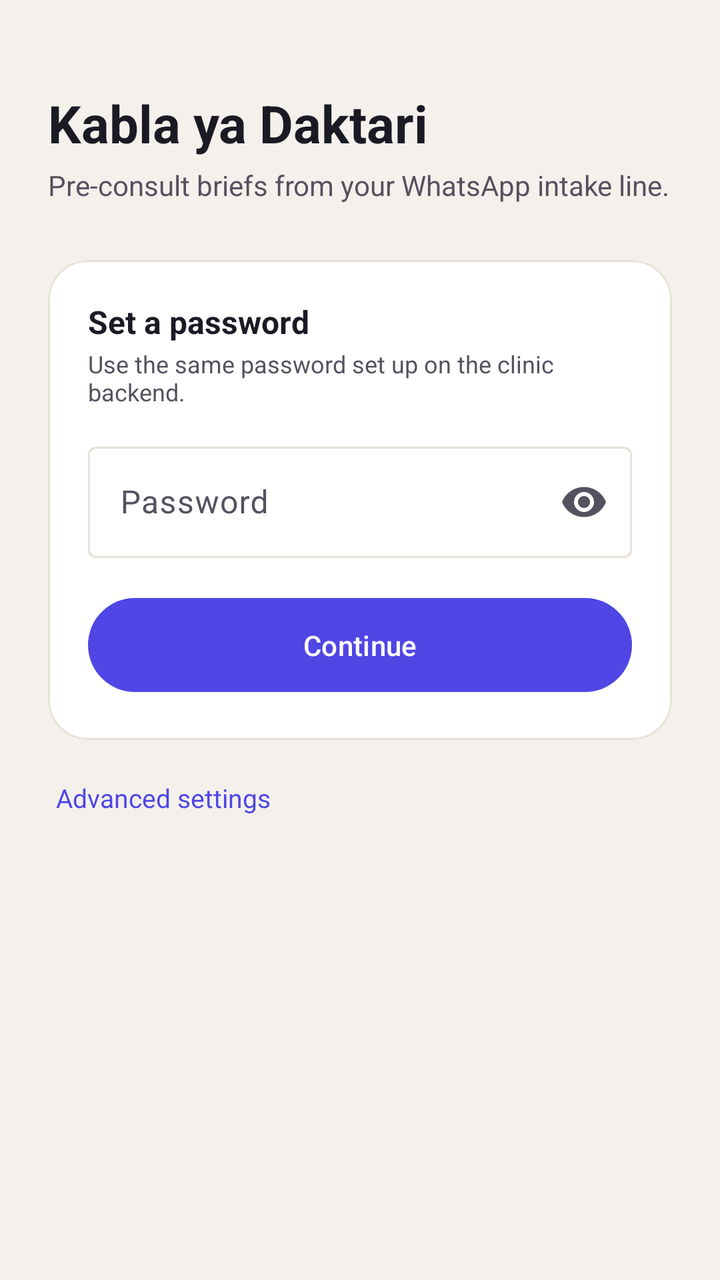
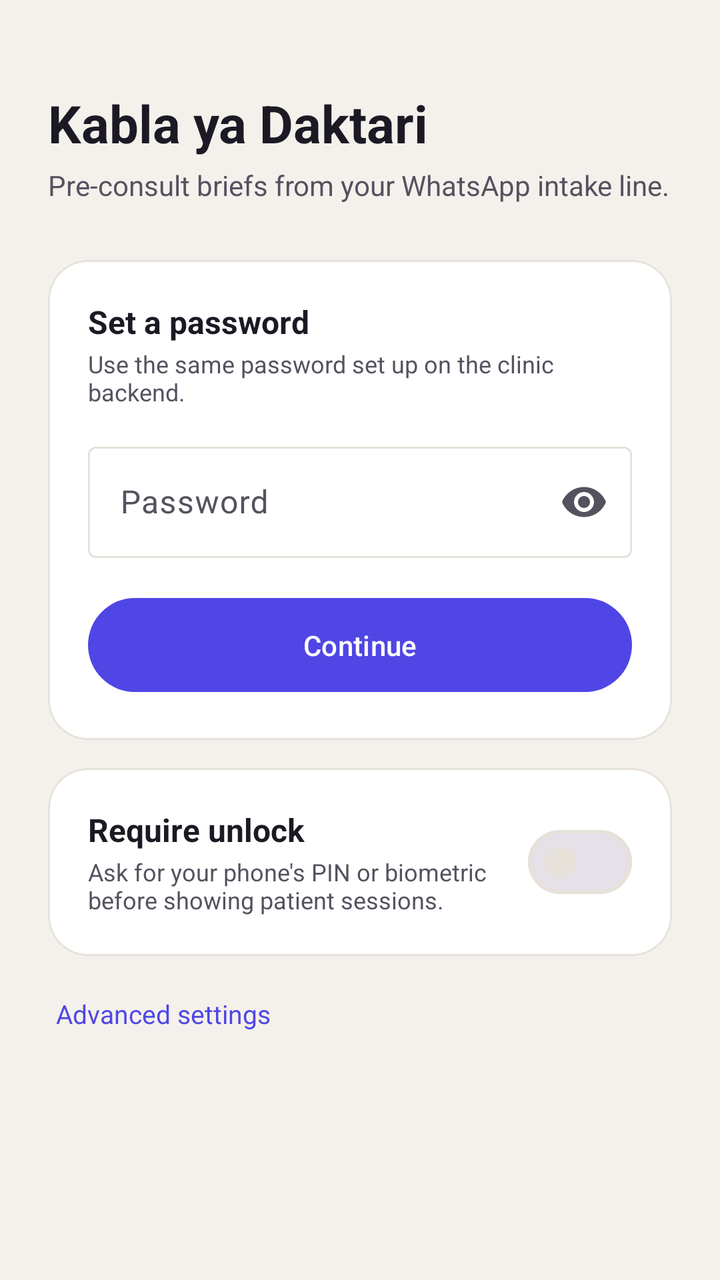

The first picture is an Android layout as it rendered before a commit; the second is the same layout after the commit. The layout source and the unified diff follow.
<!-- AndroidManifest.xml: application theme Theme.KablaIntake -->
<!-- res/layout/activity_main.xml -->
<?xml version="1.0" encoding="utf-8"?>
<ScrollView xmlns:android="http://schemas.android.com/apk/res/android"
    xmlns:app="http://schemas.android.com/apk/res-auto"
    android:layout_width="match_parent"
    android:layout_height="match_parent"
    android:background="@color/canvas"
    android:fillViewport="true">

    <LinearLayout
        android:layout_width="match_parent"
        android:layout_height="wrap_content"
        android:orientation="vertical"
        android:padding="24dp">

        <TextView
            android:layout_width="wrap_content"
            android:layout_height="wrap_content"
            android:layout_marginTop="20dp"
            android:text="Kabla ya Daktari"
            android:textColor="@color/ink"
            android:textSize="26sp"
            android:textStyle="bold" />

        <TextView
            android:layout_width="wrap_content"
            android:layout_height="wrap_content"
            android:layout_marginTop="4dp"
            android:layout_marginBottom="28dp"
            android:text="Pre-consult briefs from your WhatsApp intake line."
            android:textColor="@color/ink_mid"
            android:textSize="14sp" />

        <com.google.android.material.card.MaterialCardView
            android:layout_width="match_parent"
            android:layout_height="wrap_content"
            app:cardBackgroundColor="@color/surface"
            app:cardCornerRadius="20dp"
            app:cardElevation="0dp"
            app:strokeColor="@color/line"
            app:strokeWidth="1dp">

            <LinearLayout
                android:layout_width="match_parent"
                android:layout_height="wrap_content"
                android:orientation="vertical"
                android:padding="20dp">

                <TextView
                    android:layout_width="wrap_content"
                    android:layout_height="wrap_content"
                    android:text="Set a password"
                    android:textColor="@color/ink"
                    android:textSize="16sp"
                    android:textStyle="bold" />

                <TextView
                    android:layout_width="wrap_content"
                    android:layout_height="wrap_content"
                    android:layout_marginTop="2dp"
                    android:layout_marginBottom="14dp"
                    android:text="Use the same password set up on the clinic backend."
                    android:textColor="@color/ink_mid"
                    android:textSize="12sp" />

                <com.google.android.material.textfield.TextInputLayout
                    style="@style/Widget.Material3.TextInputLayout.OutlinedBox"
                    android:layout_width="match_parent"
                    android:layout_height="wrap_content"
                    app:endIconMode="password_toggle">

                    <com.google.android.material.textfield.TextInputEditText
                        android:id="@+id/tokenField"
                        android:layout_width="match_parent"
                        android:layout_height="wrap_content"
                        android:hint="Password"
                        android:inputType="textPassword" />

                </com.google.android.material.textfield.TextInputLayout>

                <com.google.android.material.button.MaterialButton
                    android:id="@+id/saveButton"
                    android:layout_width="match_parent"
                    android:layout_height="wrap_content"
                    android:layout_marginTop="16dp"
                    android:paddingTop="14dp"
                    android:paddingBottom="14dp"
                    android:text="Continue"
                    android:textAllCaps="false" />

            </LinearLayout>

        </com.google.android.material.card.MaterialCardView>

        <TextView
            android:id="@+id/advancedToggle"
            android:layout_width="wrap_content"
            android:layout_height="wrap_content"
            android:layout_marginTop="16dp"
            android:padding="4dp"
            android:text="Advanced settings"
            android:textColor="@color/primary"
            android:textSize="13sp" />

        <LinearLayout
            android:id="@+id/advancedSection"
            android:layout_width="match_parent"
            android:layout_height="wrap_content"
            android:layout_marginTop="8dp"
            android:orientation="vertical"
            android:visibility="gone">

            <com.google.android.material.textfield.TextInputLayout
                style="@style/Widget.Material3.TextInputLayout.OutlinedBox"
                android:layout_width="match_parent"
                android:layout_height="wrap_content"
                android:hint="Backend URL">

                <com.google.android.material.textfield.TextInputEditText
                    android:id="@+id/backendUrlField"
                    android:layout_width="match_parent"
                    android:layout_height="wrap_content"
                    android:inputType="textUri" />

            </com.google.android.material.textfield.TextInputLayout>

        </LinearLayout>

        <View
            android:id="@+id/accessDivider"
            android:layout_width="match_parent"
            android:layout_height="1dp"
            android:layout_marginTop="28dp"
            android:layout_marginBottom="20dp"
            android:background="@color/line"
            android:visibility="gone" />

        <com.google.android.material.button.MaterialButton
            android:id="@+id/grantAccessButton"
            style="@style/Widget.Material3.Button.TonalButton"
            android:layout_width="match_parent"
            android:layout_height="wrap_content"
            android:paddingTop="14dp"
            android:paddingBottom="14dp"
            android:text="Enable notification access"
            android:textAllCaps="false"
            android:visibility="gone" />

        <com.google.android.material.button.MaterialButton
            android:id="@+id/viewSessionsButton"
            style="@style/Widget.Material3.Button.TonalButton"
            android:layout_width="match_parent"
            android:layout_height="wrap_content"
            android:layout_marginTop="12dp"
            android:paddingTop="14dp"
            android:paddingBottom="14dp"
            android:text="Go to patient sessions"
            android:textAllCaps="false"
            android:visibility="gone" />

        <TextView
            android:id="@+id/statusText"
            android:layout_width="match_parent"
            android:layout_height="wrap_content"
            android:layout_marginTop="20dp"
            android:textColor="@color/ink_mid"
            android:textSize="13sp" />

    </LinearLayout>

</ScrollView>
<!-- resources referenced by this layout -->
<resources>
  <color name="canvas">#F4F1EC</color>
  <color name="ink">#1B1A24</color>
  <color name="ink_mid">#56515F</color>
  <color name="line">#E6E1D9</color>
  <color name="primary">#4F46E5</color>
  <color name="surface">#FFFFFF</color>
  <style name="Theme.KablaIntake" parent="Theme.Material3.DayNight.NoActionBar">
          <item name="colorPrimary">@color/primary</item>
          <item name="colorOnPrimary">@color/surface</item>
          <item name="colorPrimaryContainer">@color/primary_soft</item>
          <item name="colorOnPrimaryContainer">@color/primary_dark</item>
          <item name="colorSecondary">@color/accent</item>
          <item name="colorOnSecondary">@color/surface</item>
          <item name="android:colorBackground">@color/canvas</item>
          <item name="colorSurface">@color/surface</item>
          <item name="colorOnSurface">@color/ink</item>
          <item name="colorOnBackground">@color/ink</item>
          <item name="colorSurfaceVariant">@color/surface_sub</item>
          <item name="colorOnSurfaceVariant">@color/ink_mid</item>
          <item name="colorOutline">@color/line</item>
          <item name="colorError">@color/error</item>
          <item name="colorErrorContainer">@color/error_soft</item>
          <item name="shapeAppearanceSmallComponent">@style/ShapeAppearance.KablaIntake.Small</item>
          <item name="shapeAppearanceMediumComponent">@style/ShapeAppearance.KablaIntake.Medium</item>
          <item name="shapeAppearanceLargeComponent">@style/ShapeAppearance.KablaIntake.Large</item>
      </style>
  <color name="primary_soft">#ECECFF</color>
  <color name="primary_dark">#4338CA</color>
  <color name="accent">#C8922E</color>
  <color name="surface_sub">#FAF9F6</color>
  <color name="error">#A33D49</color>
  <color name="error_soft">#F8E9EB</color>
  <style name="ShapeAppearance.KablaIntake.Small" parent="ShapeAppearance.Material3.Corner.Medium">
          <item name="cornerSize">12dp</item>
      </style>
  <style name="ShapeAppearance.KablaIntake.Medium" parent="ShapeAppearance.Material3.Corner.Medium">
          <item name="cornerSize">14dp</item>
      </style>
  <style name="ShapeAppearance.KablaIntake.Large" parent="ShapeAppearance.Material3.Corner.Large">
          <item name="cornerSize">20dp</item>
      </style>
</resources>

<!-- the commit's change to res/layout/activity_main.xml (unified diff, before → after) -->
@@ -91,6 +91,56 @@
 
         </com.google.android.material.card.MaterialCardView>
 
+        <com.google.android.material.card.MaterialCardView
+            android:layout_width="match_parent"
+            android:layout_height="wrap_content"
+            android:layout_marginTop="14dp"
+            app:cardBackgroundColor="@color/surface"
+            app:cardCornerRadius="20dp"
+            app:cardElevation="0dp"
+            app:strokeColor="@color/line"
+            app:strokeWidth="1dp">
+
+            <LinearLayout
+                android:layout_width="match_parent"
+                android:layout_height="wrap_content"
+                android:orientation="horizontal"
+                android:gravity="center_vertical"
+                android:padding="20dp">
+
+                <LinearLayout
+                    android:layout_width="0dp"
+                    android:layout_height="wrap_content"
+                    android:layout_weight="1"
+                    android:orientation="vertical">
+
+                    <TextView
+                        android:layout_width="wrap_content"
+                        android:layout_height="wrap_content"
+                        android:text="Require unlock"
+                        android:textColor="@color/ink"
+                        android:textSize="16sp"
+                        android:textStyle="bold" />
+
+                    <TextView
+                        android:layout_width="wrap_content"
+                        android:layout_height="wrap_content"
+                        android:layout_marginTop="2dp"
+                        android:text="Ask for your phone's PIN or biometric before showing patient sessions."
+                        android:textColor="@color/ink_mid"
+                        android:textSize="12sp" />
+
+                </LinearLayout>
+
+                <com.google.android.material.materialswitch.MaterialSwitch
+                    android:id="@+id/requireAuthSwitch"
+                    android:layout_width="wrap_content"
+                    android:layout_height="wrap_content" />
+
+            </LinearLayout>
+
+        </com.google.android.material.card.MaterialCardView>
+
         <TextView
             android:id="@+id/advancedToggle"
             android:layout_width="wrap_content"
